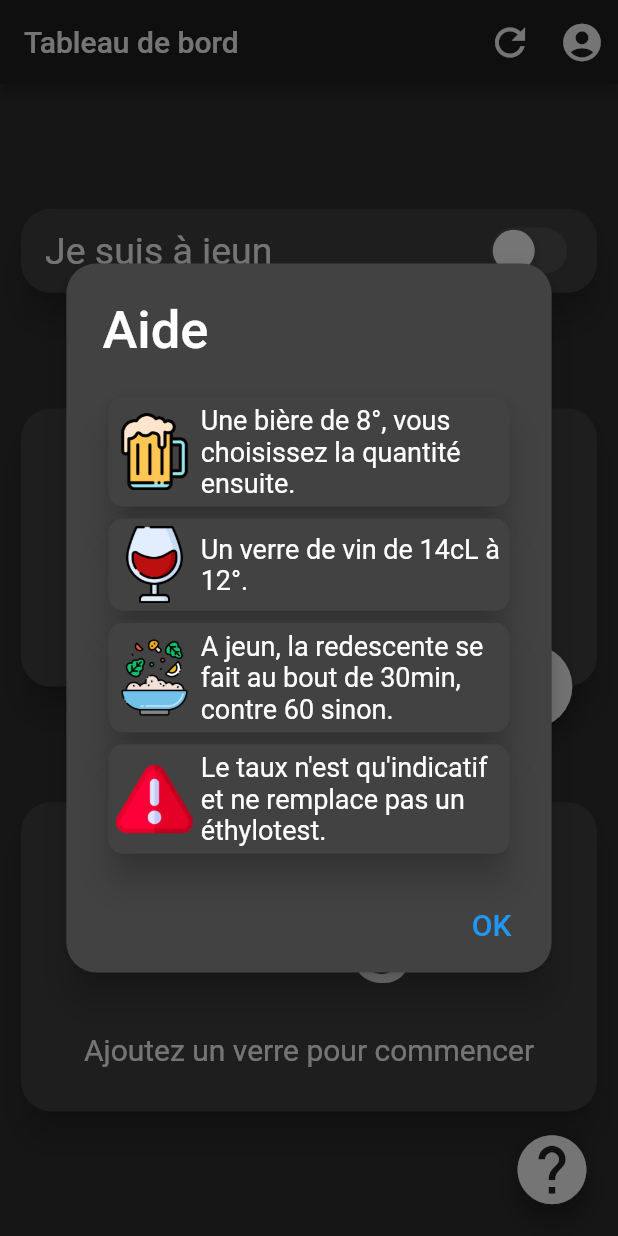
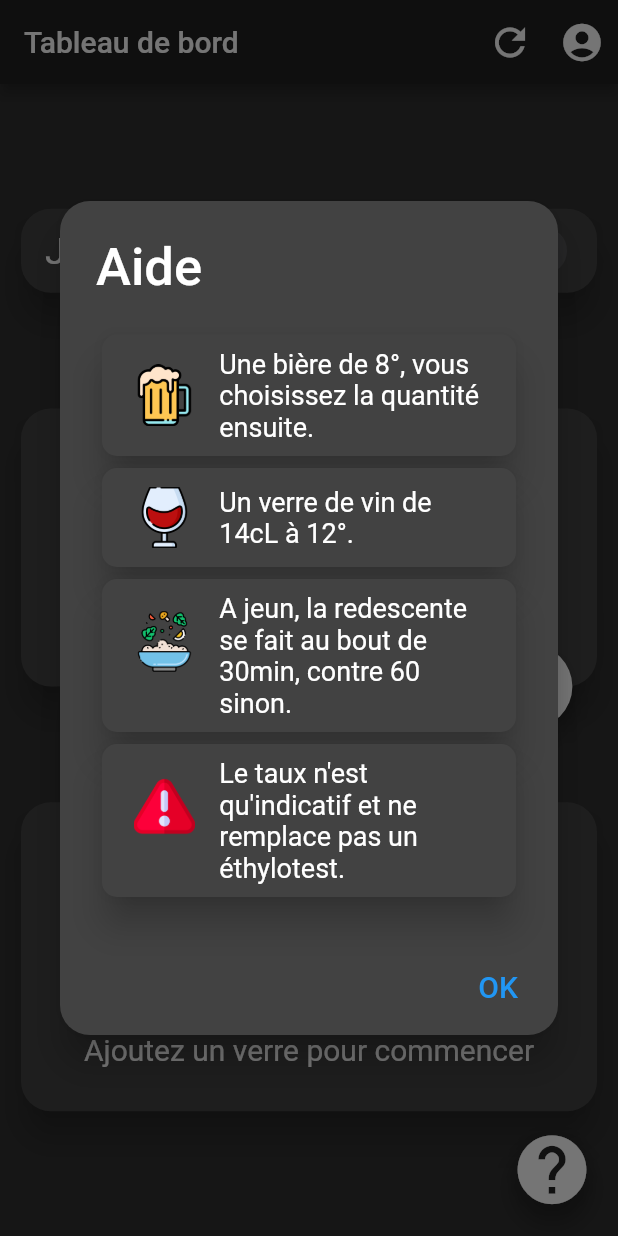
Before and after one commit to cdudit/suis-je-sam, a Flutter app: the screen it shows after launch, after a tap on the "help" icon, on a phone screen of 412 x 824 dp. Run offline on Flutter 3.47's test engine with Material 2 defaults, Android fonts, the phone set to English and light mode, and no system bars; our stand-ins replace shared_preferences; missing offline and left inert: dart:ffi.

Commit message:
centre d'aide avec list tile

```diff
--- a/lib/pages/dashboard.dart
+++ b/lib/pages/dashboard.dart
@@ -23,7 +23,8 @@ class _DashboardState extends State<Dashboard> {
   Timer timer;
   bool isEmptyStomach = false;
   int restToDecuve = 0;
-  List<dynamic> helps = [ // Liste des textes et images à mettre dans le centre d'aide
+  List<dynamic> helps = [
+    // Liste des textes et images à mettre dans le centre d'aide
     {
       'image': 'images/beer.png',
       'text': 'Une bière de 8°, vous choisissez la quantité ensuite.'
@@ -193,12 +194,10 @@ class _DashboardState extends State<Dashboard> {
       shape: roundedShape(),
       elevation: cardElevation,
       title: Text("Aide", style: TextStyle(fontSize: 35.0)),
-      content: Container(
-        height: mqSize.height / 2.75,
-        child: Column(
-            mainAxisAlignment: MainAxisAlignment.spaceAround,
-            children: helpList())
-      ),
+      content: Column(
+          mainAxisSize: MainAxisSize.min,
+          mainAxisAlignment: MainAxisAlignment.spaceAround,
+          children: helpList()),
       actions: [
         TextButton(
             onPressed: (() => Navigator.pop(context)),
@@ -216,22 +215,15 @@ class _DashboardState extends State<Dashboard> {
     List<Widget> rows = [];
     helps.forEach((element) {
       rows.add(Card(
-        shape: RoundedRectangleBorder(borderRadius: BorderRadius.circular(10.0)),
+        shape:
+            RoundedRectangleBorder(borderRadius: BorderRadius.circular(10.0)),
         elevation: 10.0,
         child: Container(
-          padding: EdgeInsets.all(5.0),
-          child: Row(
-            mainAxisAlignment: MainAxisAlignment.start,
-            children: [
-              Image.asset(element['image'], width: mqSize.width / 8),
-              Container(
-                  padding: EdgeInsets.only(left: 5.0),
-                  width: mqSize.width / 2,
-                  child: Text(element['text'], style: TextStyle(fontSize: 18))
-              )
-            ],
-          ),
-        ),
+            padding: EdgeInsets.all(5.0),
+            child: ListTile(
+              title: Text(element['text'], style: TextStyle(fontSize: 18)),
+              leading: Image.asset(element['image'], width: mqSize.width / 10),
+            )),
       ));
     });
     return rows;
@@ -293,7 +285,7 @@ class _DashboardState extends State<Dashboard> {
     setState(() {
       restToDecuve = 0;
       double calculTx = currentTx;
-      while(calculTx > 0.5) {
+      while (calculTx > 0.5) {
         calculTx -= (userGenderTx == 0.7) ? 0.025 : 0.02125;
         restToDecuve++;
       }
@@ -310,7 +302,7 @@ class _DashboardState extends State<Dashboard> {
     }
     int hour = 0;
     int min = 0;
-    for(int tmp = restToDecuve; tmp > 0; tmp--) {
+    for (int tmp = restToDecuve; tmp > 0; tmp--) {
       min += 15;
       if (min == 60) {
         hour++;
```
